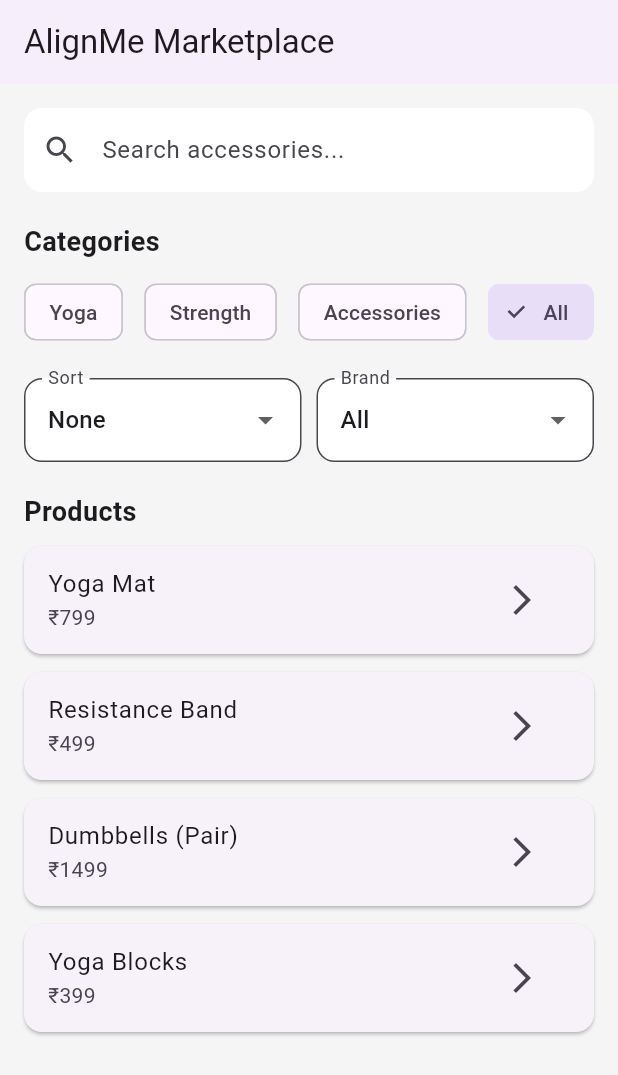
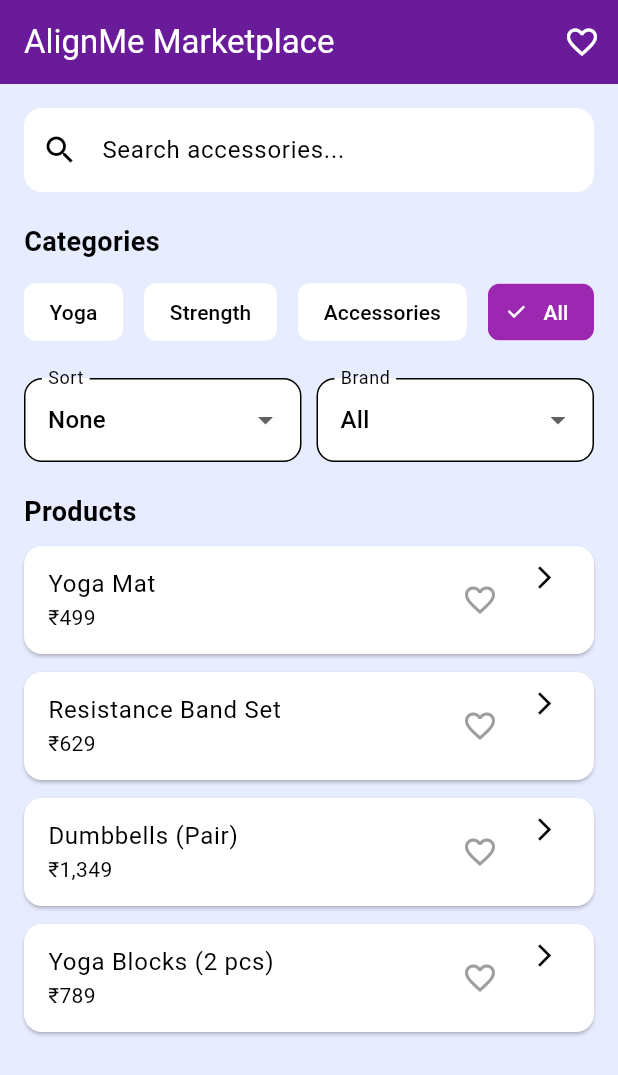
Before and after one commit to Emily-64/AlignMe_MarketPlace, a Flutter app: the screen it shows after launch, on a phone screen of 412 x 824 dp. Shown: the top 1075 px of the screen. Run offline on Flutter 3.47's test engine with Material 3 defaults, Android fonts, the phone set to English and light mode, and no system bars; our stand-ins replace shared_preferences.

Commit message:
WishList added

```diff
--- a/lib/main.dart
+++ b/lib/main.dart
@@ -1,5 +1,7 @@
 import 'package:flutter/material.dart';
+import 'package:shared_preferences/shared_preferences.dart';
 import 'package:url_launcher/url_launcher.dart';
+import 'dart:convert';
 
 void main() {
   runApp(const MyApp());
@@ -14,9 +16,20 @@ class MyApp extends StatelessWidget {
       debugShowCheckedModeBanner: false,
       title: 'AlignMe Marketplace',
       theme: ThemeData(
-        primarySwatch: Colors.purple,
-        scaffoldBackgroundColor: Colors.grey[100],
+  scaffoldBackgroundColor: const Color(0xFFE8ECFF), // Light blue-purple bg
+  primaryColor: const Color(0xFF6A1B9A), // Deep purple
+  iconTheme: const IconThemeData(color: Color(0xFF4A148C)), // Dark purple icons
+  appBarTheme: const AppBarTheme(
+    backgroundColor: Color(0xFF6A1B9A), // Purple AppBar
+    foregroundColor: Colors.white,
+    elevation: 0,
   ),
+  cardColor: Colors.white,
+  colorScheme: ColorScheme.fromSwatch(primarySwatch: Colors.purple).copyWith(
+    secondary: const Color(0xFF4527A0), // Darker purple accent
+  ),
+),
+
       home: const MarketplaceHome(),
     );
   }
@@ -31,44 +44,49 @@ class MarketplaceHome extends StatefulWidget {
 
 class _MarketplaceHomeState extends State<MarketplaceHome> {
   final TextEditingController searchController = TextEditingController();
-
+  List<String> wishlist = [];
 final List<Map<String, dynamic>> products = [
   {
+    "id": "1",
     "title": "Yoga Mat",
-      "price": "₹799",
+    "price": "₹499",
     "category": "Yoga",
-      "brand": "FitPro",
-      "amazon": "https://www.amazon.in/s?k=yoga+mat",
-      "flipkart": "https://www.flipkart.com/search?q=yoga+mat",
+    "brand": "Boldfit",
+    "amazon": "https://www.amazon.in/s?k=boldfit+yoga+mat",
+    "flipkart": "https://www.flipkart.com/search?q=boldfit+yoga+mat",
   },
   {
-      "title": "Resistance Band",
-      "price": "₹499",
+    "id": "2",
+    "title": "Resistance Band Set",
+    "price": "₹629",
     "category": "Strength",
-      "brand": "FlexMax",
-      "amazon": "https://www.amazon.in/s?k=resistance+band",
-      "flipkart": "https://www.flipkart.com/search?q=resistance+band",
+    "brand": "Fashnex",
+    "amazon": "https://www.amazon.in/s?k=fashnex+resistance+band",
+    "flipkart": "https://www.flipkart.com/search?q=strauss+resistance+band",
   },
   {
+    "id": "3",
     "title": "Dumbbells (Pair)",
-      "price": "₹1499",
+    "price": "₹1,349",
     "category": "Strength",
-      "brand": "ProLift",
-      "amazon": "https://www.amazon.in/s?k=dumbbells",
+    "brand": "AmazonBasics",
+    "amazon": "https://www.amazon.in/s?k=amazonbasics+dumbbells",
     "flipkart": "https://www.flipkart.com/search?q=dumbbells",
   },
   {
-      "title": "Yoga Blocks",
-      "price": "₹399",
+    "id": "4",
+    "title": "Yoga Blocks (2 pcs)",
+    "price": "₹789",
     "category": "Yoga",
-      "brand": "ZenFit",
-      "amazon": "https://www.amazon.in/s?k=yoga+blocks",
+    "brand": "Boldfit",
+    "amazon": "https://www.amazon.in/s?k=boldfit+yoga+blocks",
     "flipkart": "https://www.flipkart.com/search?q=yoga+blocks",
   },
 ];
 
+
+
   List<Map<String, dynamic>> filteredProducts = [];
-
   String selectedCategory = "All";
   String selectedBrand = "All";
   String selectedSort = "None";
@@ -77,9 +95,30 @@ class _MarketplaceHomeState extends State<MarketplaceHome> {
   void initState() {
     super.initState();
     filteredProducts = List.from(products);
+    searchController.addListener(() => applyFilters());
 
-    searchController.addListener(() {
-      applyFilters();
+    loadWishlist();
+  }
+
+  Future<void> loadWishlist() async {
+    SharedPreferences prefs = await SharedPreferences.getInstance();
+    wishlist = prefs.getStringList("wishlist") ?? [];
+    setState(() {});
+  }
+
+  Future<void> saveWishlist() async {
+    SharedPreferences prefs = await SharedPreferences.getInstance();
+    prefs.setStringList("wishlist", wishlist);
+  }
+
+  void toggleWishlist(String id) {
+    setState(() {
+      if (wishlist.contains(id)) {
+        wishlist.remove(id);
+      } else {
+        wishlist.add(id);
+      }
+      saveWishlist();
     });
   }
 
@@ -114,8 +153,22 @@ class _MarketplaceHomeState extends State<MarketplaceHome> {
     return Scaffold(
       appBar: AppBar(
         title: const Text("AlignMe Marketplace"),
-        elevation: 1,
+        actions: [
+          IconButton(
+            icon: const Icon(Icons.favorite_outline),
+            onPressed: () {
+              Navigator.push(
+                context,
+                MaterialPageRoute(
+                  builder: (_) =>
+                      WishlistPage(products: products, wishlist: wishlist, onToggle: toggleWishlist),
                 ),
+              );
+            },
+          )
+        ],
+      ),
+
       body: Padding(
         padding: const EdgeInsets.all(16.0),
         child: Column(
@@ -135,6 +188,7 @@ class _MarketplaceHomeState extends State<MarketplaceHome> {
                 ),
               ),
             ),
+
             const SizedBox(height: 20),
 
             // Categories
@@ -142,7 +196,9 @@ class _MarketplaceHomeState extends State<MarketplaceHome> {
               "Categories",
               style: TextStyle(fontSize: 18, fontWeight: FontWeight.bold),
             ),
+
             const SizedBox(height: 10),
+
             Row(
               mainAxisAlignment: MainAxisAlignment.spaceBetween,
               children: [
@@ -152,12 +208,15 @@ class _MarketplaceHomeState extends State<MarketplaceHome> {
                 categoryChip("All"),
               ],
             ),
+
             const SizedBox(height: 20),
 
-            // Filters
+            // Filter
+
 Row(
   children: [
-                filterDropdown(
+    Expanded(
+      child: filterDropdown(
         "Sort",
         ["None", "Price: Low to High", "Price: High to Low"],
         selectedSort,
@@ -166,18 +225,22 @@ class _MarketplaceHomeState extends State<MarketplaceHome> {
           applyFilters();
         },
       ),
+    ),
     const SizedBox(width: 10),
-                filterDropdown(
+    Expanded(
+      child: filterDropdown(
         "Brand",
-                  ["All", "FitPro", "FlexMax", "ProLift", "ZenFit"],
+        ["All", "Boldfit", "Fashnex", "AmazonBasics"],
         selectedBrand,
         (value) {
           selectedBrand = value!;
           applyFilters();
         },
       ),
+    ),
   ],
 ),
+
             const SizedBox(height: 20),
             const Text(
               "Products",
@@ -185,35 +248,38 @@ class _MarketplaceHomeState extends State<MarketplaceHome> {
             ),
             const SizedBox(height: 10),
 
-            // Product List
             Expanded(
               child: ListView.builder(
                 itemCount: filteredProducts.length,
                 itemBuilder: (context, index) {
                   final item = filteredProducts[index];
+                  bool isFav = wishlist.contains(item["id"]);
+
                   return Card(
-                    shape: RoundedRectangleBorder(
-                        borderRadius: BorderRadius.circular(12)),
+                    shape:
+                        RoundedRectangleBorder(borderRadius: BorderRadius.circular(12)),
                     margin: const EdgeInsets.only(bottom: 12),
                     child: ListTile(
                       title: Text(item["title"]),
                       subtitle: Text(item["price"]),
-                      trailing: IconButton(
-                        icon: const Icon(Icons.arrow_forward_ios),
-                        onPressed: () {
-                          Navigator.of(context).push(
-                            MaterialPageRoute(
-                              builder: (context) =>
-                                  ProductDetails(product: item),
+                      trailing: Wrap(
+                        spacing: 10,
+                        children: [
+                          IconButton(
+                            icon: Icon(
+                              isFav ? Icons.favorite : Icons.favorite_border,
+                              color: isFav ? Colors.red : Colors.grey,
                             ),
-                          );
-                        },
+                            onPressed: () => toggleWishlist(item["id"]),
+                          ),
+                          const Icon(Icons.arrow_forward_ios, size: 18),
+                        ],
                       ),
                       onTap: () {
-                        Navigator.of(context).push(
+                        Navigator.push(
+                          context,
                           MaterialPageRoute(
-                            builder: (context) =>
-                                ProductDetails(product: item),
+                            builder: (_) => ProductDetails(product: item),
                           ),
                         );
                       },
@@ -308,3 +374,44 @@ class ProductDetails extends StatelessWidget {
     );
   }
 }
+
+class WishlistPage extends StatelessWidget {
+  final List<Map<String, dynamic>> products;
+  final List<String> wishlist;
+  final Function(String) onToggle;
+
+  const WishlistPage({
+    super.key,
+    required this.products,
+    required this.wishlist,
+    required this.onToggle,
+  });
+
+  @override
+  Widget build(BuildContext context) {
+    List<Map<String, dynamic>> favProducts =
+        products.where((p) => wishlist.contains(p["id"])).toList();
+
+    return Scaffold(
+      appBar: AppBar(title: const Text("My Wishlist")),
+      body: favProducts.isEmpty
+          ? const Center(child: Text("No favorites yet ❤️"))
+          : ListView.builder(
+              itemCount: favProducts.length,
+              itemBuilder: (context, index) {
+                final item = favProducts[index];
+                return Card(
+                  child: ListTile(
+                    title: Text(item["title"]),
+                    subtitle: Text(item["price"]),
+                    trailing: IconButton(
+                      icon: const Icon(Icons.favorite, color: Colors.red),
+                      onPressed: () => onToggle(item["id"]),
+                    ),
+                  ),
+                );
+              },
+            ),
+    );
+  }
+}
--- a/pubspec.yaml
+++ b/pubspec.yaml
@@ -10,8 +10,10 @@ environment:
 dependencies:
   flutter:
     sdk: flutter
+
   cupertino_icons: ^1.0.8
   url_launcher: ^6.3.0
+  shared_preferences: ^2.2.2   # <-- Added for wishlist save
 
 dev_dependencies:
   flutter_test:
```
Also changed, not shown: pubspec.lock, 1 other file. Lines whose indentation alone changed are shown as unchanged.
